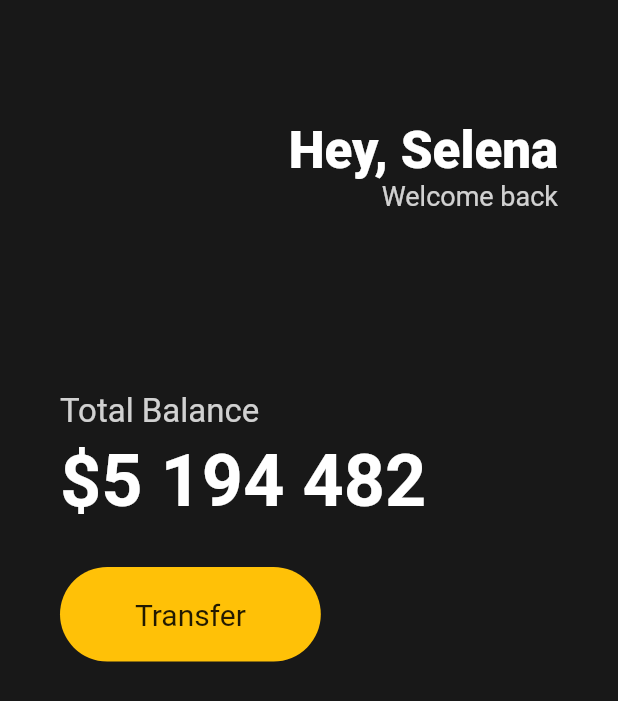
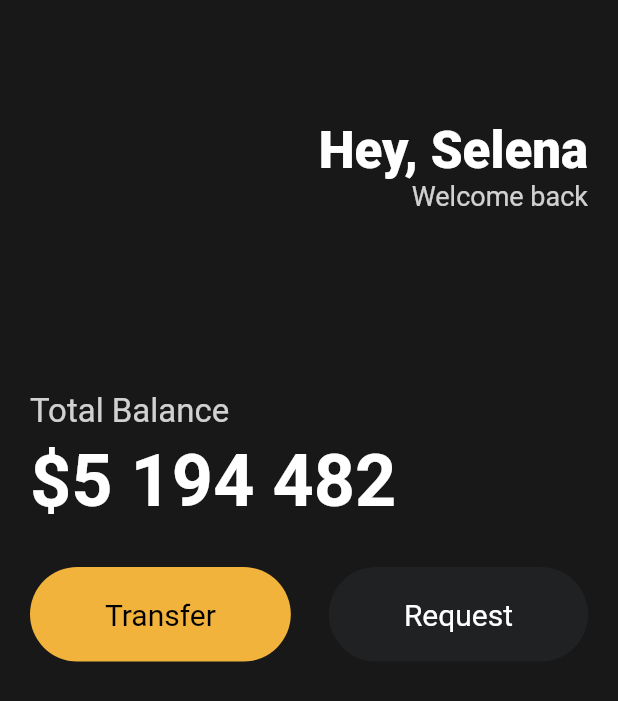
Before and after one commit to snack655/study-flutter, a Flutter app: the screen it shows after launch, on a phone screen of 412 x 824 dp. Shown: the top 701 px of the screen. Run offline on Flutter 3.47's test engine with Material 2 defaults, Android fonts, the light colour scheme and no system bars.

Commit message:
Reusable button

```diff
--- a/toonflix/lib/main.dart
+++ b/toonflix/lib/main.dart
@@ -1,5 +1,6 @@
 import 'package:flutter/material.dart';
 import 'package:flutter/services.dart';
+import 'package:toonflix/widgets/Button.dart';
 
 void main() {
   runApp(const App());
@@ -16,7 +17,7 @@
       body: AnnotatedRegion<SystemUiOverlayStyle>(
           value: SystemUiOverlayStyle.light,
           child: Padding(
-              padding: const EdgeInsets.symmetric(horizontal: 40),
+              padding: const EdgeInsets.symmetric(horizontal: 20),
               child: Column(
                 crossAxisAlignment: CrossAxisAlignment.start,
                 children: [
@@ -66,25 +67,18 @@
                         fontWeight: FontWeight.w600,
                       )),
                   const SizedBox(height: 30),
-                  Row(
+                  const Row(
+                    mainAxisAlignment: MainAxisAlignment.spaceBetween,
                     children: [
-                      Container(
-                        decoration: BoxDecoration(
-                          color: Colors.amber,
-                          borderRadius: BorderRadius.circular(45),
-                        ),
-                        child: const Padding(
-                          padding: EdgeInsets.symmetric(
-                            vertical: 20,
-                            horizontal: 50,
-                          ),
-                          child: Text(
-                            'Transfer',
-                            style: TextStyle(
-                              fontSize: 20,
-                            ),
-                          ),
-                        ),
+                      Button(
+                        text: 'Transfer',
+                        bgColor: Color(0xFFF1B33B),
+                        textColor: Colors.black,
+                      ),
+                      Button(
+                        text: 'Request',
+                        bgColor: Color(0xFF1F2123),
+                        textColor: Colors.white,
                       ),
                     ],
                   ),
--- /dev/null
+++ b/toonflix/lib/widgets/button.dart
@@ -0,0 +1,37 @@
+import 'package:flutter/material.dart';
+
+class Button extends StatelessWidget {
+  final String text;
+  final Color bgColor;
+  final Color textColor;
+
+  const Button({
+    super.key,
+    required this.text,
+    required this.bgColor,
+    required this.textColor,
+  });
+
+  @override
+  Widget build(BuildContext context) {
+    return Container(
+      decoration: BoxDecoration(
+        color: bgColor,
+        borderRadius: BorderRadius.circular(45),
+      ),
+      child: Padding(
+        padding: const EdgeInsets.symmetric(
+          vertical: 20,
+          horizontal: 50,
+        ),
+        child: Text(
+          text,
+          style: TextStyle(
+            color: textColor,
+            fontSize: 20,
+          ),
+        ),
+      ),
+    );
+  }
+}
```
